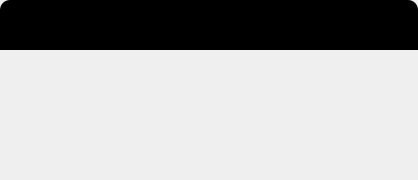
Kirizaku/AurexTranslator, file src/UI/forms/textoutputwindow.ui: the form before one commit.
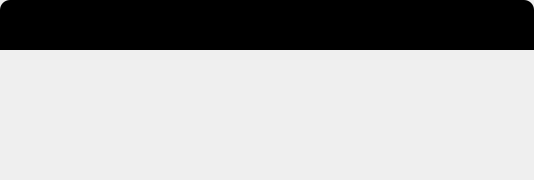
The form after the commit. Icons and pictures are not drawn.

```diff
--- a/src/UI/forms/textoutputwindow.ui
+++ b/src/UI/forms/textoutputwindow.ui
@@ -6,7 +6,7 @@
    <rect>
     <x>0</x>
     <y>0</y>
-    <width>418</width>
+    <width>534</width>
     <height>180</height>
    </rect>
   </property>
```
Left out of the diff: 6 changed lines with no effect on the pictures.
